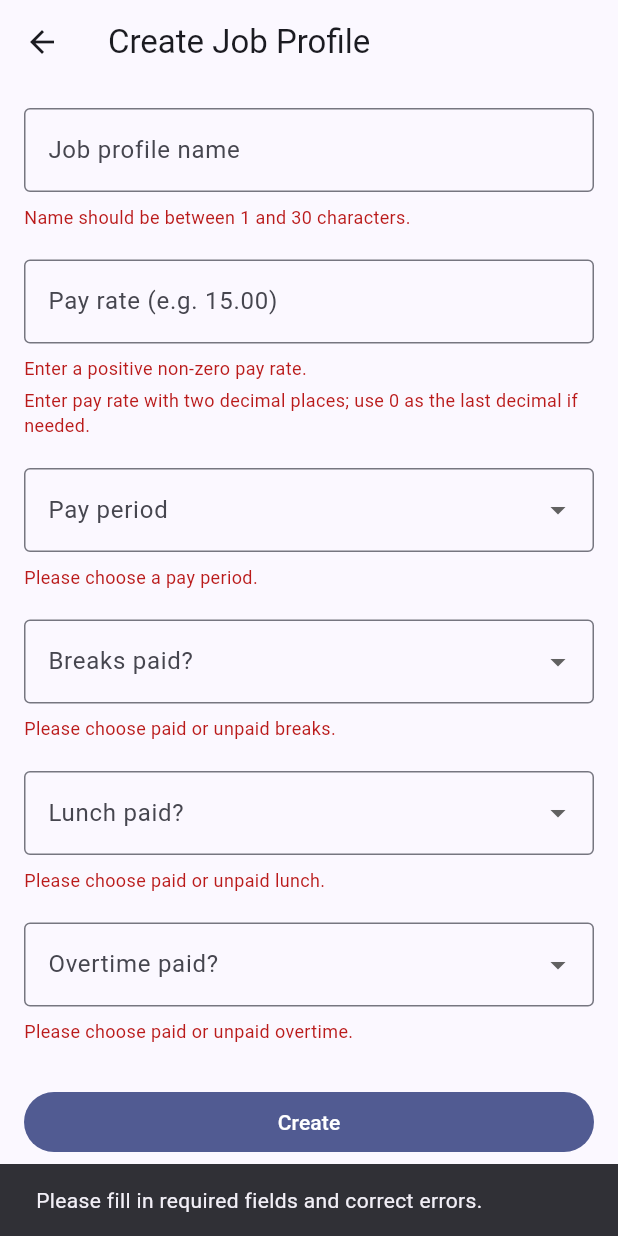
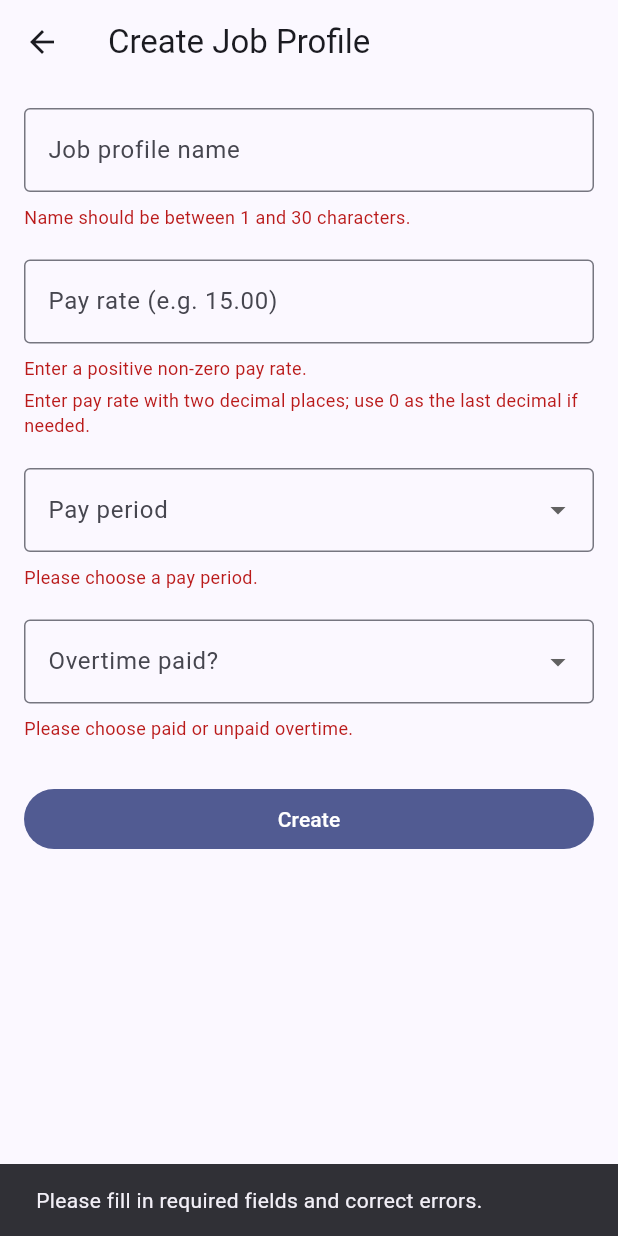
Before and after one commit to BluestAxolotl/myWorkHoursTracker, a Flutter app: the CreateJobProfilePage screen opened directly, after a tap on "Create", on a phone screen of 412 x 824 dp. Run offline on Flutter 3.47's test engine with Material 3 defaults, Android fonts, the light colour scheme and no system bars; our stand-ins replace shared_preferences, sqflite_sqlcipher; accounts and stored records are empty.

Commit message:
Remove break and lunch fields from job profile, refactor, specify job profile form snackbar error messag

```diff
--- a/lib/create_job_profile_page.dart
+++ b/lib/create_job_profile_page.dart
@@ -17,10 +17,8 @@ class _CreateJobProfilePageState extends State<CreateJobProfilePage> {
 
   final TextEditingController _nameController = TextEditingController();
   final TextEditingController _payRateController = TextEditingController();
-  final TextEditingController _overtimeThresholdController =
-      TextEditingController();
-  final TextEditingController _overtimeMultiplierController =
-      TextEditingController();
+  final TextEditingController _overtimeThresholdController = TextEditingController();
+  final TextEditingController _overtimeMultiplierController = TextEditingController();
   final TextEditingController _payDayOfMonthController = TextEditingController();
 
   final FocusNode _nameFocusNode = FocusNode();
@@ -32,11 +30,6 @@ class _CreateJobProfilePageState extends State<CreateJobProfilePage> {
   PayPeriod? _payPeriod;
   Weekday? _payDayOfWeek;
   int? _payDayOfMonth;
-
-  bool? _breaksPaid;
-  int? _unpaidBreakCount;
-
-  bool? _lunchPaid;
 
   bool? _overtimePaid;
   OvertimeMode? _overtimeMode;
@@ -105,9 +98,7 @@ class _CreateJobProfilePageState extends State<CreateJobProfilePage> {
     }
 
     if (!twoDecimalsPattern.hasMatch(raw)) {
-      errors.add(
-        'Enter pay rate with two decimal places; use 0 as the last decimal if needed.',
-      );
+      errors.add('Enter pay rate with two decimal places; use 0 as the last decimal if needed.');
     }
 
     return errors;
@@ -160,17 +151,13 @@ class _CreateJobProfilePageState extends State<CreateJobProfilePage> {
 
     final int maxHours = _maxOvertimeThresholdByPayPeriod();
     if (threshold == null || threshold < 23 || threshold > maxHours) {
-      return <String>[
-        'Invalid input. Enter an integer from 23 to $maxHours.',
-      ];
+      return <String>['Invalid input. Enter an integer from 23 to $maxHours.'];
     }
     return <String>[];
   }
 
   List<String> _overtimeMultiplierErrors() {
-    if (_overtimePaid != true ||
-        _overtimeMode == null ||
-        _overtimeThresholdErrors().isNotEmpty) {
+    if (_overtimePaid != true || _overtimeMode == null || _overtimeThresholdErrors().isNotEmpty) {
       return <String>[];
     }
 
@@ -192,7 +179,7 @@ class _CreateJobProfilePageState extends State<CreateJobProfilePage> {
   bool _validateRequiredSelections() {
     final bool hasPayPeriod = _payPeriod != null;
 
-    bool hasValidPayDay;
+    final bool hasValidPayDay;
     if (_payPeriod == PayPeriod.daily) {
       hasValidPayDay = true;
     } else if (_payPeriod == PayPeriod.monthly) {
@@ -201,22 +188,10 @@ class _CreateJobProfilePageState extends State<CreateJobProfilePage> {
       hasValidPayDay = _payDayOfWeek != null;
     }
 
-    final bool hasBreaks = _breaksPaid != null;
-    final bool hasUnpaidCount = _breaksPaid != false || _unpaidBreakCount != null;
-    final bool hasLunch = _lunchPaid != null;
     final bool hasOvertimeChoice = _overtimePaid != null;
+    final bool overtimeSelectionValid = _overtimePaid != true || (_isPayPeriodDaily || _overtimeMode != null);
 
-    final bool overtimeSelectionValid =
-        _overtimePaid != true ||
-      (_isPayPeriodDaily || _overtimeMode != null);
-
-    return hasPayPeriod &&
-        hasValidPayDay &&
-        hasBreaks &&
-        hasUnpaidCount &&
-        hasLunch &&
-        hasOvertimeChoice &&
-        overtimeSelectionValid;
+    return hasPayPeriod && hasValidPayDay && hasOvertimeChoice && overtimeSelectionValid;
   }
 
   Future<void> _handleCreate() async {
@@ -230,16 +205,20 @@ class _CreateJobProfilePageState extends State<CreateJobProfilePage> {
         _overtimeModeErrors().isEmpty &&
         _overtimeThresholdErrors().isEmpty &&
         _overtimeMultiplierErrors().isEmpty;
-
     final bool hasAllSelections = _validateRequiredSelections();
 
     if (!hasNoTextErrors || !hasAllSelections || !hasNoOvertimeErrors) {
       if (!mounted) {
         return;
       }
+      //
+      final String errorMessage = !hasAllSelections && (!hasNoTextErrors || !hasNoOvertimeErrors)
+          ? 'Please fill in required fields and correct errors.'
+          : 'Please correct errors before submitting.';
+
       ScaffoldMessenger.of(context).showSnackBar(
-        const SnackBar(
-          content: Text('Please fill in required fields and correct errors.'),
+        SnackBar(
+          content: Text(errorMessage),
         ),
       );
       return;
@@ -248,17 +227,9 @@ class _CreateJobProfilePageState extends State<CreateJobProfilePage> {
     final double payRate = double.parse(_payRateController.text.trim());
 
     final bool overtimePaid = _overtimePaid ?? false;
-    final OvertimeMode? overtimeMode = overtimePaid
-        ? (_isPayPeriodDaily ? OvertimeMode.daily : _overtimeMode)
-        : null;
-
-    final int? overtimeThreshold = overtimePaid
-        ? int.tryParse(_overtimeThresholdController.text.trim())
-        : null;
-
-    final double? overtimeMultiplier = overtimePaid
-        ? double.tryParse(_overtimeMultiplierController.text.trim())
-        : null;
+    final OvertimeMode? overtimeMode = overtimePaid ? (_isPayPeriodDaily ? OvertimeMode.daily : _overtimeMode) : null;
+    final int? overtimeThreshold = overtimePaid ? int.tryParse(_overtimeThresholdController.text.trim()) : null;
+    final double? overtimeMultiplier = overtimePaid ? double.tryParse(_overtimeMultiplierController.text.trim()) : null;
 
     final JobProfile profile = JobProfile(
       name: _nameController.text.trim(),
@@ -266,9 +237,6 @@ class _CreateJobProfilePageState extends State<CreateJobProfilePage> {
       payPeriod: _payPeriod!,
       payDayOfWeek: _payDayOfWeek,
       payDayOfMonth: _payDayOfMonth,
-      breaksPaid: _breaksPaid ?? true,
-      unpaidBreakCount: _breaksPaid == false ? _unpaidBreakCount : null,
-      lunchPaid: _lunchPaid ?? true,
       overtimePaid: overtimePaid,
       overtimeMode: overtimeMode,
       overtimeThresholdHours: overtimeThreshold,
@@ -290,7 +258,7 @@ class _CreateJobProfilePageState extends State<CreateJobProfilePage> {
         return;
       }
       ScaffoldMessenger.of(context).showSnackBar(
-        const SnackBar(
+        SnackBar(
           content: Text('Could not save profile. Please try again.'),
         ),
       );
@@ -331,21 +299,14 @@ class _CreateJobProfilePageState extends State<CreateJobProfilePage> {
 
   @override
   Widget build(BuildContext context) {
-    final List<String> nameErrors = (_nameTouched || _submitAttempted)
-        ? _nameErrors()
-        : <String>[];
+    final List<String> nameErrors = (_nameTouched || _submitAttempted) ? _nameErrors() : <String>[];
     final List<String> payRateErrors = _submitAttempted ? _payRateErrors() : <String>[];
-    final List<String> overtimeModeErrors =
-        _submitAttempted ? _overtimeModeErrors() : <String>[];
-    final List<String> overtimeThresholdErrors =
-        _submitAttempted ? _overtimeThresholdErrors() : <String>[];
-    final List<String> overtimeMultiplierErrors =
-        _submitAttempted ? _overtimeMultiplierErrors() : <String>[];
+    final List<String> overtimeModeErrors = _submitAttempted ? _overtimeModeErrors() : <String>[];
+    final List<String> overtimeThresholdErrors = _submitAttempted ? _overtimeThresholdErrors() : <String>[];
+    final List<String> overtimeMultiplierErrors = _submitAttempted ? _overtimeMultiplierErrors() : <String>[];
 
-    final bool showOvertimeThresholdInput = _overtimePaid == true &&
-      (_isPayPeriodDaily || _overtimeMode != null) &&
-        overtimeModeErrors.isEmpty;
-
+    final bool showOvertimeThresholdInput =
+        _overtimePaid == true && (_isPayPeriodDaily || _overtimeMode != null) && overtimeModeErrors.isEmpty;
     final bool showOvertimeMultiplierInput = showOvertimeThresholdInput;
 
     return Scaffold(
@@ -401,8 +362,7 @@ class _CreateJobProfilePageState extends State<CreateJobProfilePage> {
                         if (_overtimePaid == true) {
                           _overtimeMode = OvertimeMode.daily;
                         }
-                      }
-                      if (_overtimePaid != true) {
+                      } else if (_overtimePaid == true) {
                         _overtimeMode = null;
                       }
                       _overtimeThresholdController.clear();
@@ -454,72 +414,6 @@ class _CreateJobProfilePageState extends State<CreateJobProfilePage> {
                 ],
                 const SizedBox(height: 16),
                 DropdownButtonFormField<bool>(
-                  initialValue: _breaksPaid,
-                  decoration: const InputDecoration(
-                    labelText: 'Breaks paid?',
-                    border: OutlineInputBorder(),
-                  ),
-                  items: const <DropdownMenuItem<bool>>[
-                    DropdownMenuItem<bool>(value: true, child: Text('Paid')),
-                    DropdownMenuItem<bool>(value: false, child: Text('Unpaid')),
-                  ],
-                  onChanged: (bool? value) {
-                    setState(() {
-                      _breaksPaid = value;
-                      if (value != false) {
-                        _unpaidBreakCount = null;
-                      }
-                    });
-                  },
-                ),
-                if (_submitAttempted && _breaksPaid == null)
-                  _buildErrorList(<String>['Please choose paid or unpaid breaks.']),
-                if (_breaksPaid == false) ...<Widget>[
-                  const SizedBox(height: 16),
-                  DropdownButtonFormField<int>(
-                    initialValue: _unpaidBreakCount,
-                    decoration: const InputDecoration(
-                      labelText: 'Number of unpaid breaks',
-                      border: OutlineInputBorder(),
-                    ),
-                    items: const <int>[1, 2, 3, 4, 5]
-                        .map(
-                          (int value) => DropdownMenuItem<int>(
-                            value: value,
-                            child: Text(value.toString()),
-                          ),
-                        )
-                        .toList(),
-                    onChanged: (int? value) {
-                      setState(() {
-                        _unpaidBreakCount = value;
-                      });
-                    },
-                  ),
-                  if (_submitAttempted && _unpaidBreakCount == null)
-                    _buildErrorList(<String>['Please choose the unpaid break count.']),
-                ],
-                const SizedBox(height: 16),
-                DropdownButtonFormField<bool>(
-                  initialValue: _lunchPaid,
-                  decoration: const InputDecoration(
-                    labelText: 'Lunch paid?',
-                    border: OutlineInputBorder(),
-                  ),
-                  items: const <DropdownMenuItem<bool>>[
-                    DropdownMenuItem<bool>(value: true, child: Text('Paid')),
-                    DropdownMenuItem<bool>(value: false, child: Text('Unpaid')),
-                  ],
-                  onChanged: (bool? value) {
-                    setState(() {
-                      _lunchPaid = value;
-                    });
-                  },
-                ),
-                if (_submitAttempted && _lunchPaid == null)
-                  _buildErrorList(<String>['Please choose paid or unpaid lunch.']),
-                const SizedBox(height: 16),
-                DropdownButtonFormField<bool>(
                   initialValue: _overtimePaid,
                   decoration: const InputDecoration(
                     labelText: 'Overtime paid?',
@@ -548,12 +442,12 @@ class _CreateJobProfilePageState extends State<CreateJobProfilePage> {
                 if (_overtimePaid == true) ...<Widget>[
                   const SizedBox(height: 16),
                   if (_isPayPeriodDaily)
-                    InputDecorator(
-                      decoration: const InputDecoration(
+                    const InputDecorator(
+                      decoration: InputDecoration(
                         labelText: 'Overtime applies',
                         border: OutlineInputBorder(),
                       ),
-                      child: const Text('Daily'),
+                      child: Text('Daily'),
                     )
                   else
                     DropdownButtonFormField<OvertimeMode>(
@@ -562,9 +456,7 @@ class _CreateJobProfilePageState extends State<CreateJobProfilePage> {
                         labelText: 'Overtime applies',
                         border: const OutlineInputBorder(),
                         fillColor: _payPeriod == null
-                            ? Theme.of(context)
-                                .colorScheme
-                                .surfaceContainerHighest
+                            ? Theme.of(context).colorScheme.surfaceContainerHighest
                             : null,
                         filled: _payPeriod == null,
                       ),
--- a/lib/job_profile.dart
+++ b/lib/job_profile.dart
@@ -68,9 +68,6 @@ class JobProfile {
     required this.payPeriod,
     this.payDayOfWeek,
     this.payDayOfMonth,
-    required this.breaksPaid,
-    this.unpaidBreakCount,
-    required this.lunchPaid,
     required this.overtimePaid,
     this.overtimeMode,
     this.overtimeThresholdHours,
@@ -83,9 +80,6 @@ class JobProfile {
   final PayPeriod payPeriod;
   final Weekday? payDayOfWeek;
   final int? payDayOfMonth;
-  final bool breaksPaid;
-  final int? unpaidBreakCount;
-  final bool lunchPaid;
   final bool overtimePaid;
   final OvertimeMode? overtimeMode;
   final int? overtimeThresholdHours;
@@ -99,9 +93,6 @@ class JobProfile {
       'pay_period': payPeriod.name,
       'pay_day_of_week': payDayOfWeek?.name,
       'pay_day_of_month': payDayOfMonth,
-      'breaks_paid': breaksPaid ? 1 : 0,
-      'unpaid_break_count': unpaidBreakCount,
-      'lunch_paid': lunchPaid ? 1 : 0,
       'overtime_paid': overtimePaid ? 1 : 0,
       'overtime_mode': overtimeMode?.name,
       'overtime_threshold_hours': overtimeThresholdHours,
@@ -116,9 +107,6 @@ class JobProfile {
     PayPeriod? payPeriod,
     Weekday? payDayOfWeek,
     int? payDayOfMonth,
-    bool? breaksPaid,
-    int? unpaidBreakCount,
-    bool? lunchPaid,
     bool? overtimePaid,
     OvertimeMode? overtimeMode,
     int? overtimeThresholdHours,
@@ -131,9 +119,6 @@ class JobProfile {
       payPeriod: payPeriod ?? this.payPeriod,
       payDayOfWeek: payDayOfWeek ?? this.payDayOfWeek,
       payDayOfMonth: payDayOfMonth ?? this.payDayOfMonth,
-      breaksPaid: breaksPaid ?? this.breaksPaid,
-      unpaidBreakCount: unpaidBreakCount ?? this.unpaidBreakCount,
-      lunchPaid: lunchPaid ?? this.lunchPaid,
       overtimePaid: overtimePaid ?? this.overtimePaid,
       overtimeMode: overtimeMode ?? this.overtimeMode,
       overtimeThresholdHours:
@@ -158,9 +143,6 @@ class JobProfile {
               orElse: () => Weekday.mon,
             ),
       payDayOfMonth: map['pay_day_of_month'] as int?,
-      breaksPaid: (map['breaks_paid'] as int? ?? 0) == 1,
-      unpaidBreakCount: map['unpaid_break_count'] as int?,
-      lunchPaid: (map['lunch_paid'] as int? ?? 0) == 1,
       overtimePaid: (map['overtime_paid'] as int? ?? 0) == 1,
       overtimeMode: map['overtime_mode'] == null
           ? null
--- a/lib/job_profile_database.dart
+++ b/lib/job_profile_database.dart
@@ -46,9 +46,6 @@ class JobProfileDatabase {
         pay_period TEXT NOT NULL,
         pay_day_of_week TEXT,
         pay_day_of_month INTEGER,
-        breaks_paid INTEGER NOT NULL,
-        unpaid_break_count INTEGER,
-        lunch_paid INTEGER NOT NULL,
         overtime_paid INTEGER NOT NULL,
         overtime_mode TEXT,
         overtime_threshold_hours INTEGER,
--- a/lib/job_profile_details_page.dart
+++ b/lib/job_profile_details_page.dart
@@ -53,19 +53,6 @@ class JobProfileLongForm extends StatelessWidget {
         ),
         const Divider(height: 32),
         _DetailRow(
-          label: 'Breaks',
-          value: profile.breaksPaid ? 'Paid' : 'Unpaid',
-        ),
-        _DetailRow(
-          label: 'Unpaid Break Count',
-          value: profile.unpaidBreakCount?.toString() ?? 'N/A',
-        ),
-        _DetailRow(
-          label: 'Lunch',
-          value: profile.lunchPaid ? 'Paid' : 'Unpaid',
-        ),
-        const Divider(height: 32),
-        _DetailRow(
           label: 'Overtime',
           value: profile.overtimePaid ? 'Paid' : 'Unpaid',
         ),
```
Also changed, not shown: pubspec.lock, 1 other file.
